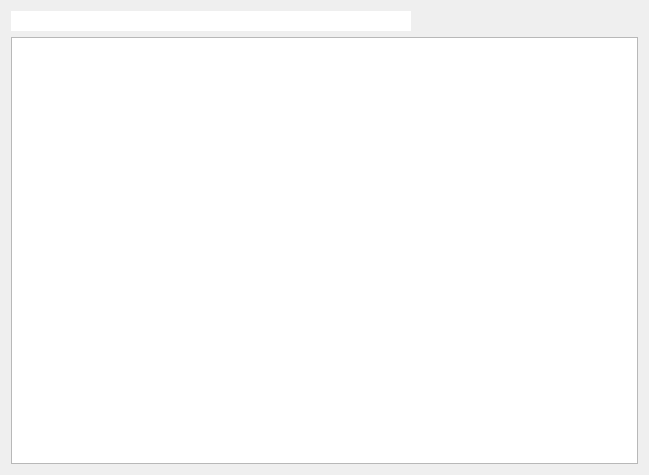
Old version of the form FW/UI/ED/texteditor.ui in the repository JAntn/wblocks.
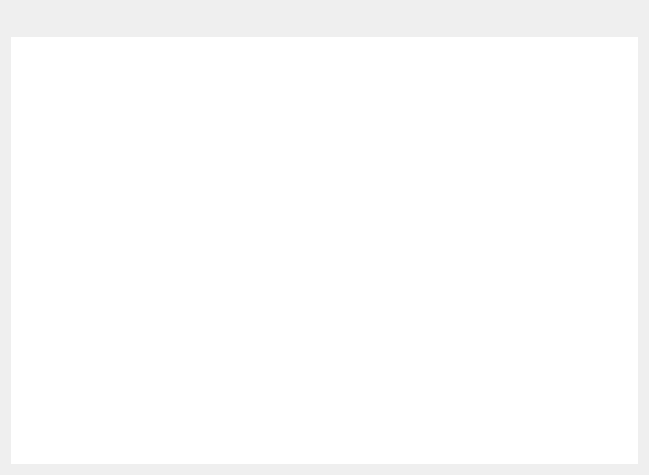
New version of the form.

Patch:
```diff
--- a/FW/UI/ED/texteditor.ui
+++ b/FW/UI/ED/texteditor.ui
@@ -13,6 +13,9 @@
   <property name="windowTitle">
    <string>Form</string>
   </property>
+  <property name="styleSheet">
+   <string notr="true"/>
+  </property>
   <layout class="QVBoxLayout" name="verticalLayout">
    <item>
     <layout class="QHBoxLayout" name="horizontalLayout">
@@ -36,6 +39,9 @@
          <pointsize>9</pointsize>
         </font>
        </property>
+       <property name="styleSheet">
+        <string notr="true">QLineEdit{background:transparent;border-style:none}</string>
+       </property>
        <property name="frame">
         <bool>false</bool>
        </property>
@@ -60,7 +66,17 @@
     </layout>
    </item>
    <item>
-    <widget class="QTextEdit" name="TextEdit"/>
+    <widget class="QTextEdit" name="TextEdit">
+     <property name="frameShape">
+      <enum>QFrame::NoFrame</enum>
+     </property>
+     <property name="frameShadow">
+      <enum>QFrame::Plain</enum>
+     </property>
+     <property name="acceptRichText">
+      <bool>false</bool>
+     </property>
+    </widget>
    </item>
   </layout>
  </widget>
```
Left out of the diff: 13 changed lines with no effect on the pictures.
